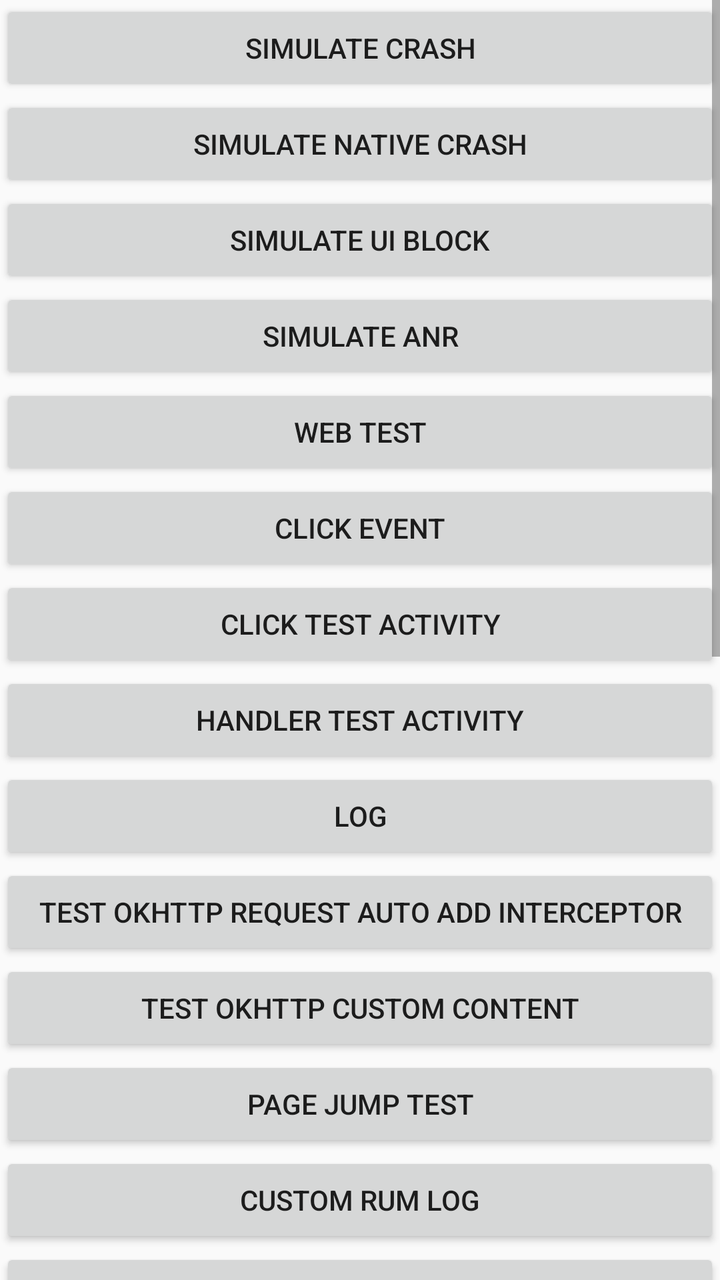
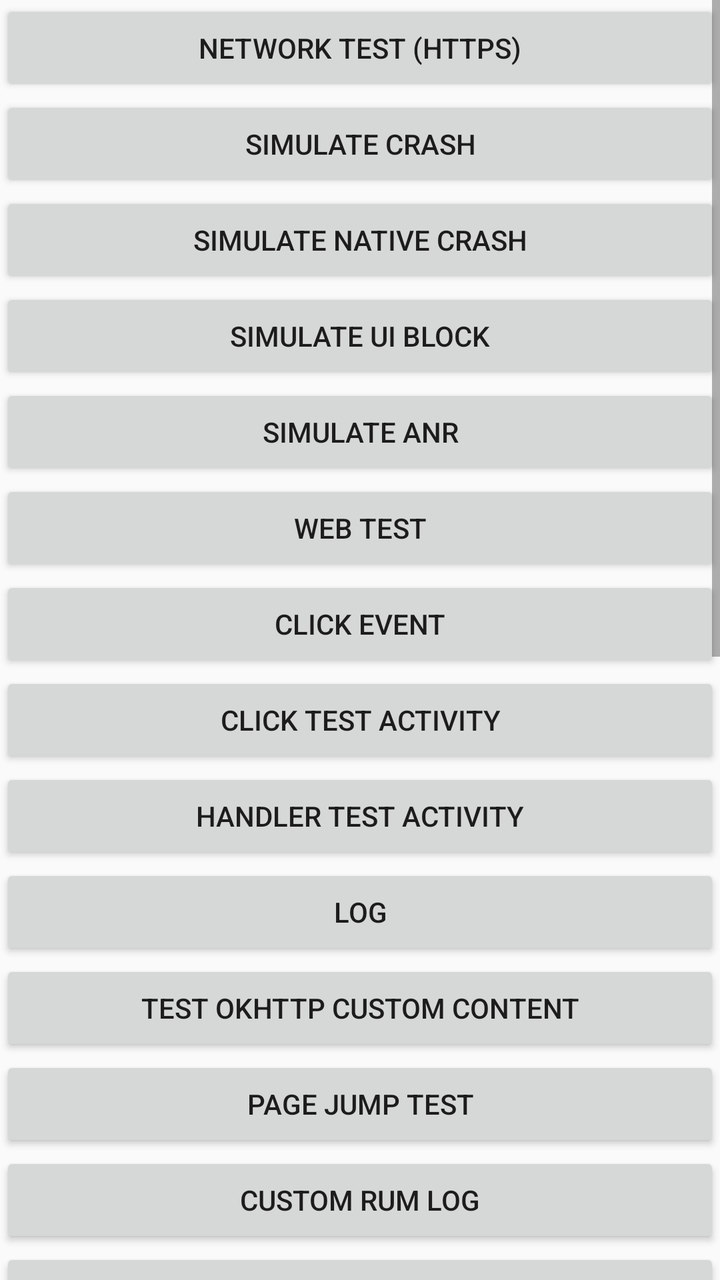

An Android layout rendered at two revisions. The XML below is the earlier revision; the diff shows what the commit changed to produce the second picture.
<!-- AndroidManifest.xml: application theme AppTheme -->
<!-- res/layout/activity_main.xml -->
<?xml version="1.0" encoding="utf-8"?>
<ScrollView xmlns:android="http://schemas.android.com/apk/res/android"
    xmlns:tools="http://schemas.android.com/tools"
    android:id="@+id/scrollView"
    android:layout_width="match_parent"
    android:layout_height="match_parent"
    android:orientation="vertical"
    tools:context=".DebugMainActivity">

    <LinearLayout
        android:layout_width="match_parent"
        android:layout_height="wrap_content"
        android:orientation="vertical">

        <Button
            android:id="@+id/main_mock_crash_btn"
            android:layout_width="match_parent"
            android:layout_height="wrap_content"
            android:text="Simulate Crash" />

        <Button
            android:id="@+id/main_mock_crash_native_btn"
            android:layout_width="match_parent"
            android:layout_height="wrap_content"
            android:text="Simulate Native Crash" />

        <Button
            android:id="@+id/main_mock_ui_block_btn"
            android:layout_width="match_parent"
            android:layout_height="wrap_content"
            android:text="Simulate UI Block" />

        <Button
            android:id="@+id/main_mock_anr_btn"
            android:layout_width="match_parent"
            android:layout_height="wrap_content"
            android:text="Simulate ANR" />

        <Button
            android:id="@+id/main_mock_page_jump_btn"
            android:layout_width="match_parent"
            android:layout_height="wrap_content"
            android:text="Web Test" />

        <Button
            android:id="@+id/main_mock_click_btn"
            android:layout_width="match_parent"
            android:layout_height="wrap_content"
            android:text="Click Event" />

        <Button
            android:id="@+id/main_click_test_btn"
            android:layout_width="match_parent"
            android:layout_height="wrap_content"
            android:text="Click Test Activity" />

        <Button
            android:id="@+id/main_handler_test_btn"
            android:layout_width="match_parent"
            android:layout_height="wrap_content"
            android:text="Handler Test Activity" />

        <Button
            android:id="@+id/main_mock_log_btn"
            android:layout_width="match_parent"
            android:layout_height="wrap_content"
            android:text="Log" />

        <Button
            android:id="@+id/main_mock_okhttp_btn"
            android:layout_width="match_parent"
            android:layout_height="wrap_content"
            android:text="Test OkHttp Request Auto Add Interceptor" />

        <Button
            android:id="@+id/main_mock_okhttp_custom_content_btn"
            android:layout_width="match_parent"
            android:layout_height="wrap_content"
            android:text="Test OkHttp Custom Content" />

        <Button
            android:id="@+id/main_view_loop_test"
            android:layout_width="match_parent"
            android:layout_height="wrap_content"
            android:text="Page Jump Test" />

        <Button
            android:id="@+id/main_manual_rum_btn"
            android:layout_width="match_parent"
            android:layout_height="wrap_content"
            android:text="Custom RUM LOG" />

        <Button
            android:id="@+id/main_session_replay_btn"
            android:layout_width="match_parent"
            android:layout_height="wrap_content"
            android:text="session replay" />

        <Button
            android:id="@+id/main_session_replay_compose_btn"
            android:layout_width="match_parent"
            android:layout_height="wrap_content"
            android:text="session replay compose" />

        <Button
            android:id="@+id/main_aop_ignore"
            android:layout_width="match_parent"
            android:layout_height="wrap_content"
            android:text="AOP Ignore Example" />

        <Button
            android:id="@+id/main_start_service"
            android:layout_width="match_parent"
            android:layout_height="wrap_content"
            android:text="Start Service" />

        <Button
            android:id="@+id/main_flush_sync_data_btn"
            android:layout_width="match_parent"
            android:layout_height="wrap_content"
            android:text="Manual Sync Data" />

        <Button
            android:id="@+id/main_enable_auto_sync_btn"
            android:layout_width="match_parent"
            android:layout_height="wrap_content"
            android:text="Enable Auto Sync" />

        <Button
            android:id="@+id/main_high_load_btn"
            android:layout_width="match_parent"
            android:layout_height="wrap_content"
            android:text="High Load Scenario" />

        <Button
            android:id="@+id/main_file_store_stress_btn"
            android:layout_width="match_parent"
            android:layout_height="wrap_content"
            android:text="File Store Multi Process Stress" />

        <Button
            android:id="@+id/main_lazy_init"
            android:layout_width="match_parent"
            android:layout_height="wrap_content"
            android:text="Lazy Initialization" />

        <Button
            android:id="@+id/main_dynamic_tags"
            android:layout_width="match_parent"
            android:layout_height="wrap_content"
            android:text="Dynamic Tags Setting" />

        <Button
            android:id="@+id/main_shut_down"
            android:layout_width="match_parent"
            android:layout_height="wrap_content"
            android:text="Shutdown SDK" />

        <Button
            android:id="@+id/main_clear_data"
            android:layout_width="match_parent"
            android:layout_height="wrap_content"
            android:text="Clear Cache Data" />

        <Button
            android:id="@+id/update_remote_config"
            android:layout_width="match_parent"
            android:layout_height="wrap_content"
            android:text="Pull Remote Config Immediately" />
    </LinearLayout>


</ScrollView>
<!-- resources referenced by this layout -->
<resources>
  <style name="AppTheme" parent="Theme.AppCompat.Light.DarkActionBar">
          
          <item name="colorPrimary">@color/colorPrimary</item>
          <item name="colorPrimaryDark">@color/colorPrimaryDark</item>
          <item name="colorAccent">@color/colorAccent</item>
          <item name="colorSurface">@color/colorSurface</item>
          <item name="colorOnSurface">@color/colorOnSurface</item>
      </style>
  <color name="colorPrimary">#008577</color>
  <color name="colorPrimaryDark">#00574B</color>
  <color name="colorAccent">#D81B60</color>
  <color name="colorSurface">#ffffff</color>
  <color name="colorOnSurface">#000000</color>
</resources>

<!-- the commit's change to res/layout/activity_main.xml (unified diff, before → after) -->
@@ -11,6 +11,12 @@
         android:layout_width="match_parent"
         android:layout_height="wrap_content"
         android:orientation="vertical">
+
+        <Button
+            android:id="@+id/main_mock_okhttp_btn"
+            android:layout_width="match_parent"
+            android:layout_height="wrap_content"
+            android:text="Network Test (HTTPS)" />
 
         <Button
             android:id="@+id/main_mock_crash_btn"
@@ -65,12 +71,6 @@
             android:layout_width="match_parent"
             android:layout_height="wrap_content"
             android:text="Log" />
-
-        <Button
-            android:id="@+id/main_mock_okhttp_btn"
-            android:layout_width="match_parent"
-            android:layout_height="wrap_content"
-            android:text="Test OkHttp Request Auto Add Interceptor" />
 
         <Button
             android:id="@+id/main_mock_okhttp_custom_content_btn"
